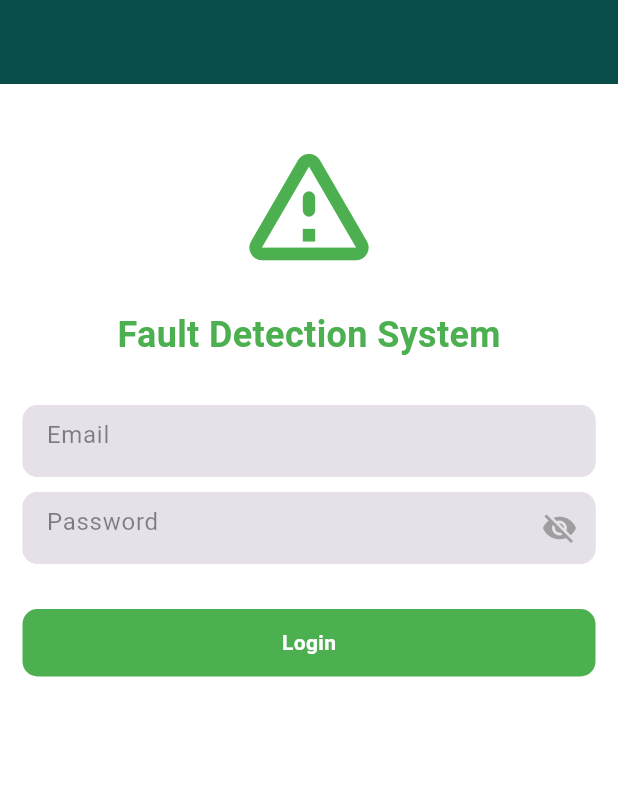
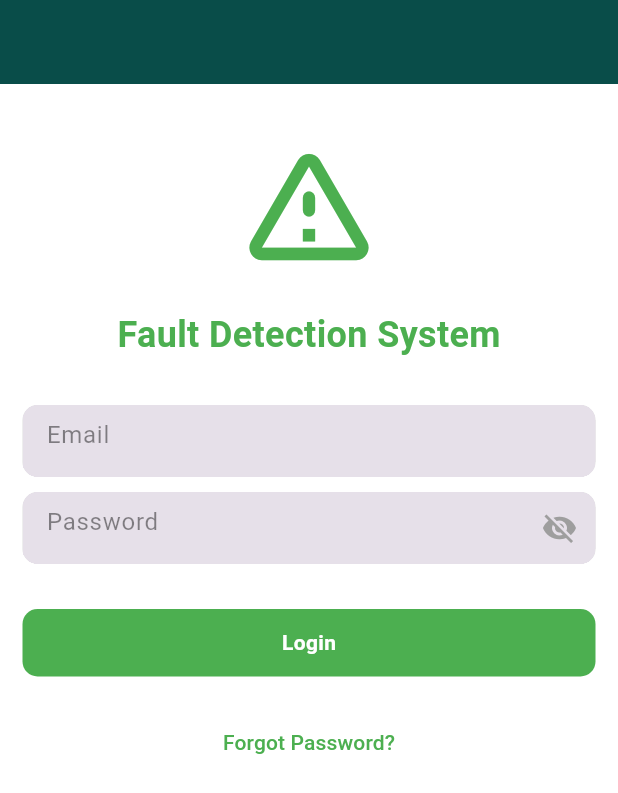
Before and after one commit to bed-com-06-19/faults, a Flutter app: the screen it shows after launch, on a phone screen of 412 x 824 dp. Shown: the top 793 px of the screen. Run offline on Flutter 3.47's test engine with Material 3 defaults, Android fonts, the phone set to English and light mode, and no system bars; our stand-ins replace cloud_firestore, firebase_auth, firebase_core, flutter_local_notifications, fluttertoast, open_file and 2 more; missing offline and left inert: syncfusion_flutter_xlsio; accounts and stored records are empty.

Commit message:
creating forgoting password page

```diff
--- a/lib/features/user_auth/presentation/pages/login_page.dart
+++ b/lib/features/user_auth/presentation/pages/login_page.dart
@@ -88,6 +88,16 @@ class _LoginPageState extends State<LoginPage> {
                     ),
                   ),
                 ),
+                const SizedBox(height: 20),
+                Center(
+                  child: TextButton(
+                    onPressed: _forgotPassword,
+                    child: const Text(
+                      "Forgot Password?",
+                      style: TextStyle(color: Colors.green),
+                    ),
+                  ),
+                ),
               ],
             ),
           ),
@@ -137,4 +147,20 @@ class _LoginPageState extends State<LoginPage> {
       }
     }
   }
+
+  void _forgotPassword() async {
+    String email = _emailController.text.trim();
+
+    if (email.isEmpty) {
+      showToast(message: "Please enter your email first");
+      return;
+    }
+
+    try {
+      await FirebaseAuth.instance.sendPasswordResetEmail(email: email);
+      showToast(message: "Password reset link sent! Check your email.");
+    } catch (e) {
+      showToast(message: "Error: $e");
+    }
+  }
 }
```
Also changed, not shown: lib/features/user_auth/presentation/pages/forgot_password.dart (added).
